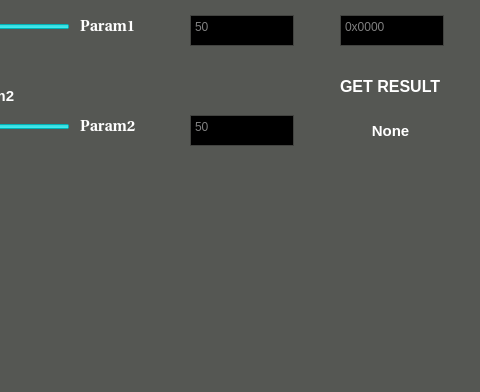
The window that GUI/LIMEGUI/mainwindow.ui (Tonix22/LSM7002M_RISC-V_driver) describes before a commit, drawn with Qt 5; both pictures show x 120 to 600 and y 244 to 636 of the 765 by 636 pixel window.
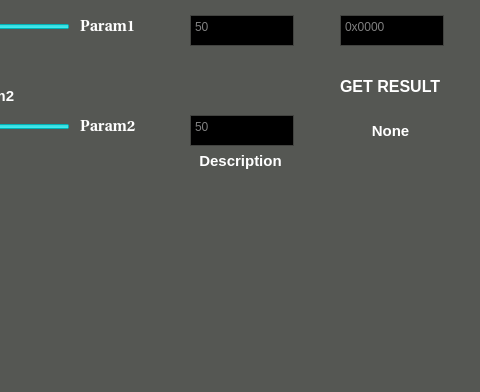
The same window after the commit. Icons and pictures are not drawn.

Commit message: main description added

```diff
--- a/GUI/LIMEGUI/mainwindow.ui
+++ b/GUI/LIMEGUI/mainwindow.ui
@@ -4081,6 +4081,54 @@
      <string>Param2</string>
     </property>
    </widget>
+   <widget class="QLabel" name="Description_title">
+    <property name="geometry">
+     <rect>
+      <x>280</x>
+      <y>370</y>
+      <width>161</width>
+      <height>31</height>
+     </rect>
+    </property>
+    <property name="font">
+     <font>
+      <family>MS Shell Dlg 2</family>
+      <pointsize>11</pointsize>
+      <weight>75</weight>
+      <bold>true</bold>
+     </font>
+    </property>
+    <property name="text">
+     <string>Description</string>
+    </property>
+    <property name="alignment">
+     <set>Qt::AlignCenter</set>
+    </property>
+   </widget>
+   <widget class="QLabel" name="Descript_label">
+    <property name="geometry">
+     <rect>
+      <x>30</x>
+      <y>400</y>
+      <width>671</width>
+      <height>141</height>
+     </rect>
+    </property>
+    <property name="font">
+     <font>
+      <family>MS Shell Dlg 2</family>
+      <pointsize>11</pointsize>
+      <weight>75</weight>
+      <bold>true</bold>
+     </font>
+    </property>
+    <property name="text">
+     <string/>
+    </property>
+    <property name="alignment">
+     <set>Qt::AlignLeading|Qt::AlignLeft|Qt::AlignTop</set>
+    </property>
+   </widget>
   </widget>
   <widget class="QMenuBar" name="menubar">
    <property name="geometry">
```
The commit also changes 5 other files.
